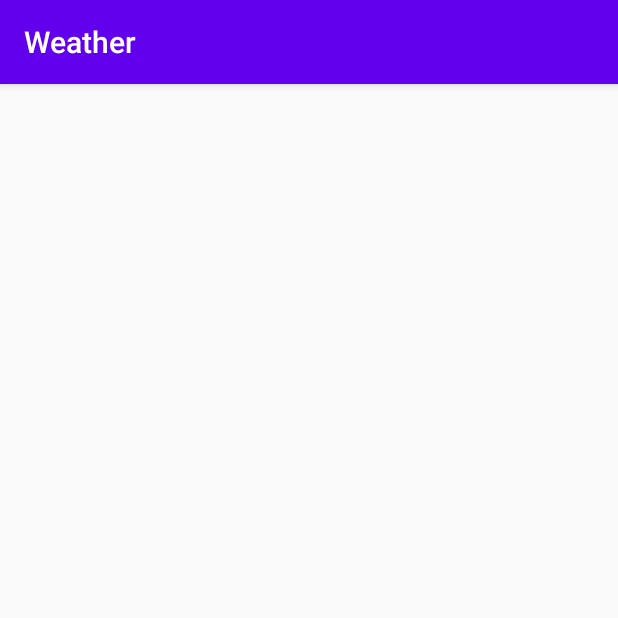
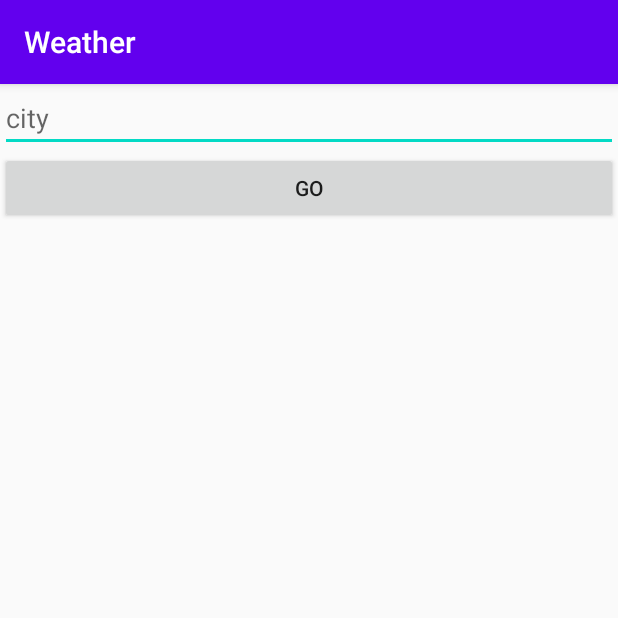
Before and after one commit to nurik-kr/WeatherOne, an Android app: the screen it shows after launch (MainActivity), on a phone screen of 412 x 824 dp, the top half of it. Run offline under Robolectric (Android 15) with nearby library versions, the phone set to English and light mode, and no system bars.

```diff
--- a/app/build.gradle
+++ b/app/build.gradle
@@ -42,4 +42,7 @@ dependencies {
     implementation 'com.squareup.retrofit2:retrofit:2.7.1'
     implementation 'com.squareup.retrofit2:converter-gson:2.7.1'
 
+    //RecyclerView
+    implementation "androidx.recyclerview:recyclerview:1.1.0"
+
 }
--- /dev/null
+++ b/app/src/main/java/com/example/weather/Forecast/Coorde.kt
@@ -0,0 +1,6 @@
+package com.example.weather.Forecast
+
+data class Coorde(
+    val lat: Double,
+    val lon: Double
+)
--- /dev/null
+++ b/app/src/main/java/com/example/weather/Forecast/ForecastMain.kt
@@ -0,0 +1,5 @@
+package com.example.weather.Forecast
+
+data class ForecastMain(
+    val temp: Double
+)
--- a/app/src/main/java/com/example/weather/MainActivity.kt
+++ b/app/src/main/java/com/example/weather/MainActivity.kt
@@ -1,41 +1,44 @@
 package com.example.weather
 
-import androidx.appcompat.app.AppCompatActivity
 import android.os.Bundle
 import android.util.Log
-import com.example.weather.model.CurrentWeather
+import androidx.appcompat.app.AppCompatActivity
+import com.example.weather.Forecast.ForecastModel
 import kotlinx.android.synthetic.main.activity_main.*
 import retrofit2.Call
 import retrofit2.Callback
 import retrofit2.Response
 
 class MainActivity : AppCompatActivity() {
+
+    private val adapter = RvAdapter()
+
     override fun onCreate(savedInstanceState: Bundle?) {
         super.onCreate(savedInstanceState)
         setContentView(R.layout.activity_main)
-        setupRetrofit()
+        recyclerView.adapter = adapter
 
+        btnGo.setOnClickListener {
+            forecastWeather(etCity.text.toString())
+        }
+    }
+        private fun forecastWeather(city: String) {
+            RetrofitBuilder.getService()?.getWeather(city, getString(R.string.api_key), "metric")
+                ?.enqueue(object : Callback<ForecastModel> {
 
-    }
-
-    private fun setupRetrofit() {
-        RetrofitBuilder.getService()
-            ?.getWeather("Bishkek", getString(R.string.api_key))
-            ?.enqueue(object : Callback<CurrentWeather> {
-                override fun onResponse(
-                    call: Call<CurrentWeather>,
-                    response: Response<CurrentWeather>
-                ) {
-                    if (response.isSuccessful && response.body() != null) {
-                        val data = response.body()
-                        weather.text = data?.wind?.speed.toString()
+                    override fun onResponse(
+                        call: Call<ForecastModel>,
+                        response: Response<ForecastModel>
+                    ) {
+                        if (response.isSuccessful && response.body() != null) {
+                            adapter.update(response.body()?.list)
+                        }
                     }
 
-                }
+                    override fun onFailure(call: Call<ForecastModel>, t: Throwable) {
+                        Log.d("adasdasd", "asdsadasdasd")
+                    }
 
-                override fun onFailure(call: Call<CurrentWeather>, t: Throwable) {
-                    Log.d("adasdasd", "asdsadasdasd")
-                }
-            })
+                })
+        }
     }
-}
--- a/app/src/main/java/com/example/weather/RetrofitBuildet.kt
+++ b/app/src/main/java/com/example/weather/RetrofitBuildet.kt
@@ -17,7 +17,7 @@ object RetrofitBuilder {
     private fun buildRetrofit(): WeatherService? {
 
         val service = Retrofit.Builder()
-            .baseUrl("https://openweathermap.org/")
+            .baseUrl("http://api.openweathermap.org/")
             .addConverterFactory(GsonConverterFactory.create())
             .build()
             .create(WeatherService::class.java)
--- a/app/src/main/java/com/example/weather/WeatherService.kt
+++ b/app/src/main/java/com/example/weather/WeatherService.kt
@@ -1,15 +1,18 @@
 package com.example.weather
 
-import com.example.weather.model.CurrentWeather
+import com.example.weather.Current.CurrentWeather
+import com.example.weather.Forecast.ForecastItem
+import com.example.weather.Forecast.ForecastModel
 import retrofit2.Call
 import retrofit2.http.GET
 import retrofit2.http.Query
 
 interface WeatherService {
 
-    @GET("data/2.5/weather")
+    @GET("data/2.5/forecast")
     fun getWeather(
         @Query("q") city: String,
-        @Query("appid") appId: String
-    ): Call<CurrentWeather>
+        @Query("appid") appId: String,
+        @Query("units") units: String
+    ): Call<ForecastModel>
 }
--- a/app/src/main/res/layout/activity_main.xml
+++ b/app/src/main/res/layout/activity_main.xml
@@ -6,14 +6,40 @@
     android:layout_height="match_parent"
     tools:context=".MainActivity">
 
-    <TextView
-        android:id="@+id/weather"
-        android:layout_width="wrap_content"
+    <androidx.core.widget.NestedScrollView
+        android:layout_width="match_parent"
         android:layout_height="wrap_content"
-        android:textSize="50sp"
-        app:layout_constraintBottom_toBottomOf="parent"
-        app:layout_constraintLeft_toLeftOf="parent"
-        app:layout_constraintRight_toRightOf="parent"
-        app:layout_constraintTop_toTopOf="parent" />
+        app:layout_constraintTop_toTopOf="parent">
+
+        <androidx.constraintlayout.widget.ConstraintLayout
+            android:layout_width="match_parent"
+            android:layout_height="match_parent">
+
+            <EditText
+                android:id="@+id/etCity"
+                android:layout_width="match_parent"
+                android:layout_height="wrap_content"
+                android:hint="city"
+                app:layout_constraintTop_toTopOf="parent" />
+
+            <Button
+                android:id="@+id/btnGo"
+                android:layout_width="match_parent"
+                android:layout_height="wrap_content"
+                android:text="go"
+                app:layout_constraintTop_toBottomOf="@id/etCity" />
+
+            <androidx.recyclerview.widget.RecyclerView
+                android:id="@+id/recyclerView"
+                android:layout_width="match_parent"
+                android:layout_height="wrap_content"
+                android:orientation="vertical"
+                app:layoutManager="androidx.recyclerview.widget.LinearLayoutManager"
+                app:layout_constraintBottom_toBottomOf="parent"
+                app:layout_constraintTop_toBottomOf="@id/btnGo" />
+        </androidx.constraintlayout.widget.ConstraintLayout>
+
+    </androidx.core.widget.NestedScrollView>
+
 
 </androidx.constraintlayout.widget.ConstraintLayout>
```
Also changed, not shown: app/src/main/AndroidManifest.xml (+6 -1 lines), app/src/main/java/com/example/weather/Current/Clouds.kt (renamed from app/src/main/java/com/example/weather/model/CurrentWeather.kt, +3 -20 lines), app/src/main/java/com/example/weather/Current/CurrentWeather.kt (renamed from app/src/main/java/com/example/weather/model/Clouds.kt, +20 -3 lines), app/src/main/java/com/example/weather/Forecast/CityModel.kt (added, +14 -0 lines), app/src/main/java/com/example/weather/Forecast/ForecastItem.kt (added, +9 -0 lines), app/src/main/java/com/example/weather/Forecast/ForecastModel.kt (added, +9 -0 lines), app/src/main/java/com/example/weather/RvAdapter.kt (added, +44 -0 lines), app/src/main/res/layout/item_forecast.xml (added, +17 -0 lines), app/src/main/java/com/example/weather/Current/Coord.kt (renamed from app/src/main/java/com/example/weather/model/Coord.kt), app/src/main/java/com/example/weather/Current/Main.kt (renamed from app/src/main/java/com/example/weather/model/Main.kt), app/src/main/java/com/example/weather/Current/Sys.kt (renamed from app/src/main/java/com/example/weather/model/Sys.kt), app/src/main/java/com/example/weather/Current/Weather.kt (renamed from app/src/main/java/com/example/weather/model/Weather.kt), app/src/main/java/com/example/weather/Current/Wind.kt (renamed from app/src/main/java/com/example/weather/model/Wind.kt).
